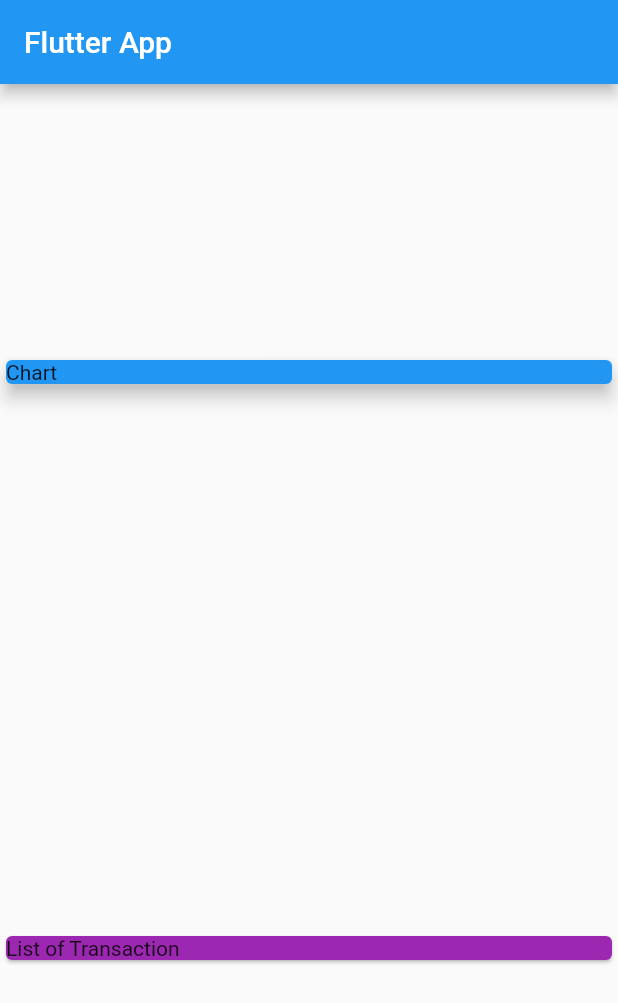
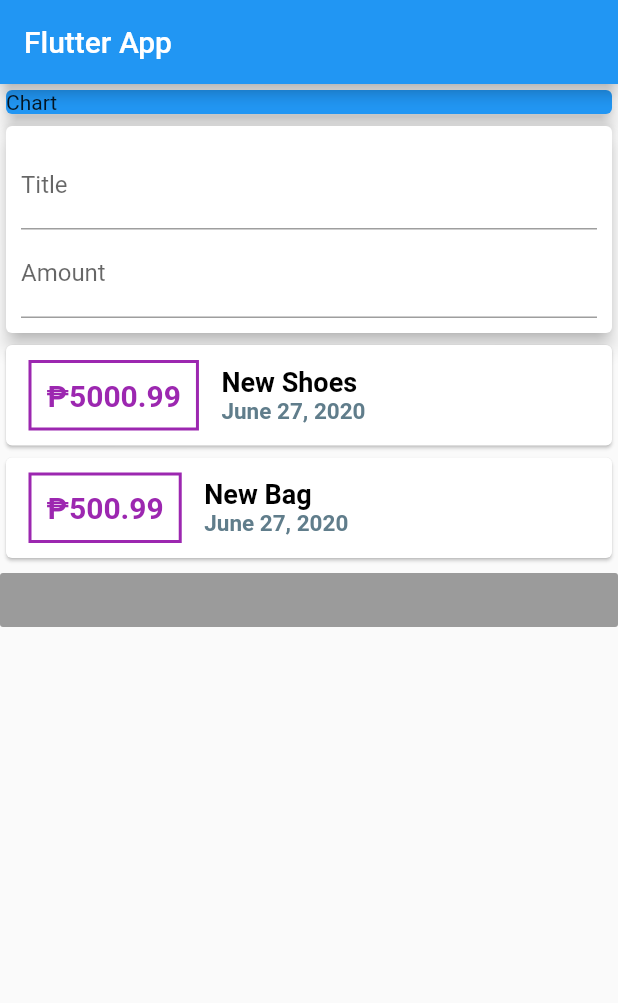
Before and after one commit to Ejcobero/My-expense, a Flutter app: the screen it shows after launch, on a phone screen of 412 x 824 dp. Shown: the top 1003 px of the screen. Run offline on Flutter 3.47's test engine with Material 2 defaults, Android fonts, the phone set to English and light mode, and no system bars.

Commit message:
designing the transaction list and outputting it

```diff
--- a/lib/main.dart
+++ b/lib/main.dart
@@ -1,4 +1,5 @@
 import 'package:flutter/material.dart';
+import 'package:intl/intl.dart';
 
 import './transaction.dart';
 
@@ -20,13 +21,13 @@ class MyHomePage extends StatelessWidget {
   final List<Transaction> transactions = [
     Transaction(
       id: 't1',
-      title: 'new shoes',
+      title: 'New Shoes',
       amount: 5000.99,
       date: DateTime.now(),
     ),
     Transaction(
       id: 't2',
-      title: 'new bag',
+      title: 'New Bag',
       amount: 500.99,
       date: DateTime.now(),
     ),
@@ -39,7 +40,7 @@ class MyHomePage extends StatelessWidget {
         title: Text('Flutter App'),
       ),
       body: Column(
-        mainAxisAlignment: MainAxisAlignment.spaceAround,
+        mainAxisAlignment: MainAxisAlignment.start,
         crossAxisAlignment: CrossAxisAlignment.stretch,
         children: <Widget>[
           Container(
@@ -51,9 +52,70 @@ class MyHomePage extends StatelessWidget {
             ),
           ),
           Card(
-            child: Text('List of Transaction'),
-            color: Colors.purple,
+            elevation: 5,
+            child: Container(
+              padding: EdgeInsets.all(10),
+              child: Column(
+                children: <Widget>[
+                  TextField(decoration: InputDecoration(labelText: 'Title'),),
+                  TextField(decoration: InputDecoration(labelText: 'Amount'),),
+                ],
+              ),
+            ),
           ),
+          Column(
+            children: transactions.map((transact) {
+              return Card(
+                child: Row(
+                  children: <Widget>[
+                    Container(
+                      margin: EdgeInsets.symmetric(
+                        vertical: 10,
+                        horizontal: 15,
+                      ),
+                      decoration: BoxDecoration(
+                        border: Border.all(
+                          color: Colors.purple,
+                          width: 2,
+                        ),
+                      ),
+                      padding: EdgeInsets.all(10),
+                      child: Text(
+                        '₱' + transact.amount.toString(),
+                        style: TextStyle(
+                          fontWeight: FontWeight.bold,
+                          fontSize: 20,
+                          color: Colors.purple,
+                        ),
+                      ),
+                    ),
+                    Column(
+                      crossAxisAlignment: CrossAxisAlignment.start,
+                      children: <Widget>[
+                        Text(
+                          transact.title,
+                          style: TextStyle(
+                            fontWeight: FontWeight.bold,
+                            fontSize: 18,
+                            color: Colors.black,
+                          ),
+                        ),
+                        Text(
+                          DateFormat('MMMM dd, yyyy').format(transact.date),
+                          style: TextStyle(
+                            fontWeight: FontWeight.bold,
+                            fontSize: 15,
+                            color: Colors.blueGrey[500],
+                          ),
+                        ),
+                      ],
+                    )
+                  ],
+                ),
+              );
+            }).toList(),
+          ),
+          RaisedButton(onPressed: null)
         ],
       ),
     );
--- a/pubspec.yaml
+++ b/pubspec.yaml
@@ -23,6 +23,7 @@ environment:
 dependencies:
   flutter:
     sdk: flutter
+  intl: ^0.16.1
 
 
   # The following adds the Cupertino Icons font to your application.
```
Also changed, not shown: pubspec.lock.
